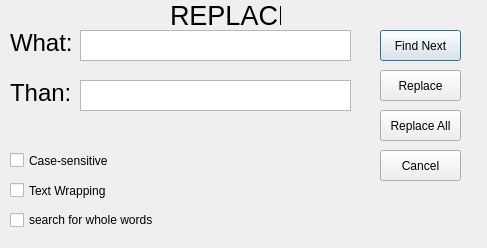
Qt form replacewindow.ui (Syneation/FlexuraNote-code) before a commit.
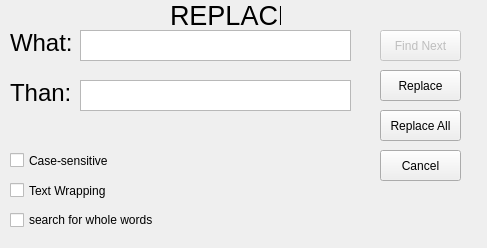
The same form after that commit. Icons and pictures are not drawn.

What changed in the file:
```diff
--- a/replacewindow.ui
+++ b/replacewindow.ui
@@ -72,6 +72,9 @@
    </property>
   </widget>
   <widget class="QPushButton" name="find_next_btn">
+   <property name="enabled">
+    <bool>false</bool>
+   </property>
    <property name="geometry">
     <rect>
      <x>380</x>
```
